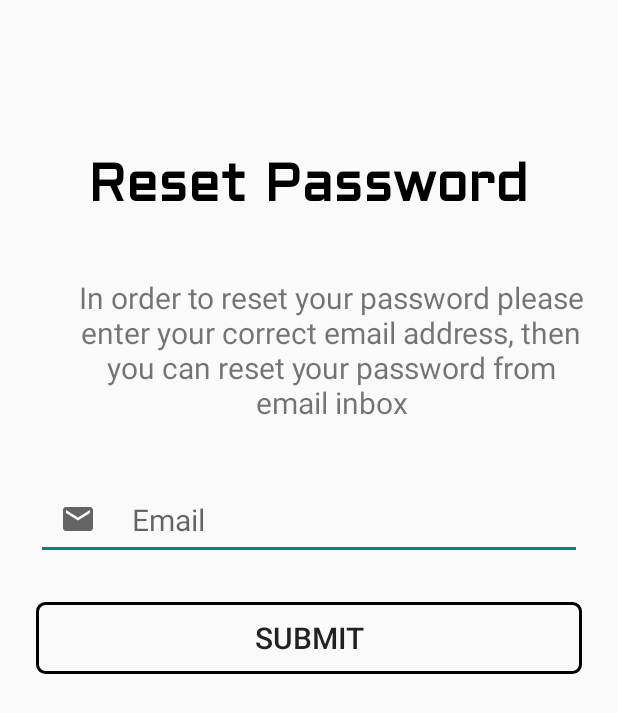
After one commit to tayyabmaqsood/Easy-Scheduler-Application, an Android app: the ForgetPasswordActivity screen opened directly, with no data from a screen before it, on a phone screen of 412 x 824 dp. The commit adds this screen. Shown: the top 713 px of the screen. Run offline under Robolectric (Android 15) with nearby library versions, the phone set to English and light mode, and no system bars; our stand-ins replace Firebase (no records; nobody signed in at launch, a user with empty details on screens opened directly).

Commit message:
forget password functionality implemented

```diff
--- a/app/src/main/AndroidManifest.xml
+++ b/app/src/main/AndroidManifest.xml
@@ -9,6 +9,9 @@
         android:roundIcon="@mipmap/ic_launcher_round"
         android:supportsRtl="true"
         android:theme="@style/Theme.ParentalControlApplication">
+        <activity
+            android:name=".ForgetPasswordActivity"
+            android:exported="false" />
         <activity
             android:name=".SignUpActivity"
             android:exported="false" />
--- /dev/null
+++ b/app/src/main/java/com/example/parentalcontrolapplication/ForgetPasswordActivity.java
@@ -0,0 +1,57 @@
+package com.example.parentalcontrolapplication;
+
+import androidx.annotation.NonNull;
+import androidx.appcompat.app.AppCompatActivity;
+
+import android.os.Bundle;
+import android.view.View;
+import android.widget.EditText;
+import android.widget.Toast;
+
+import com.google.android.gms.tasks.OnCompleteListener;
+import com.google.android.gms.tasks.Task;
+import com.google.firebase.auth.FirebaseAuth;
+
+import java.util.regex.Matcher;
+import java.util.regex.Pattern;
+
+public class ForgetPasswordActivity extends AppCompatActivity {
+
+    EditText emailEditText;
+    String emailValidationPattern = "^[\\w!#$%&'*+/=?`{|}~^-]+(?:\\.[\\w!#$%&'*+/=?`{|}~^-]+)*@(?:[a-zA-Z0-9-]+\\.)+[a-zA-Z]{2,6}$";
+    FirebaseAuth mAuth;
+
+    @Override
+    protected void onCreate(Bundle savedInstanceState) {
+        super.onCreate(savedInstanceState);
+        setContentView(R.layout.activity_forget_password);
+        emailEditText = findViewById(R.id.forgetPasswordEmailEditText);
+    }
+
+    public void forgetSubmitClick(View view) {
+        resetPassword();
+    }
+
+    private void resetPassword() {
+        String email = emailEditText.getText().toString();
+        Pattern pattern = Pattern.compile(emailValidationPattern);
+        Matcher matcher = pattern.matcher(email);
+        if(!matcher.matches()){
+            emailEditText.setError("Enter correct email");
+            emailEditText.requestFocus();
+        }else{
+            FirebaseAuth.getInstance().sendPasswordResetEmail(email)
+                    .addOnCompleteListener(new OnCompleteListener<Void>() {
+                        @Override
+                        public void onComplete(@NonNull Task<Void> task) {
+                            if(task.isSuccessful()){
+                                Toast.makeText(ForgetPasswordActivity.this,"Reset password email successfully sent to your emaill address",Toast.LENGTH_LONG).show();
+                                finish();
+                            }else
+                                Toast.makeText(ForgetPasswordActivity.this,task.getException().getMessage().toString(),Toast.LENGTH_LONG).show();
+
+                        }
+                    });
+        }
+    }
+}
--- a/app/src/main/java/com/example/parentalcontrolapplication/MainActivity.java
+++ b/app/src/main/java/com/example/parentalcontrolapplication/MainActivity.java
@@ -86,4 +86,8 @@ public class MainActivity extends AppCompatActivity  {
                     });
         }
     }
+
+    public void forgetPassword(View view) {
+        startActivity(new Intent(this, ForgetPasswordActivity.class));
+    }
 }
--- /dev/null
+++ b/app/src/main/res/layout/activity_forget_password.xml
@@ -0,0 +1,82 @@
+<?xml version="1.0" encoding="utf-8"?>
+<androidx.constraintlayout.widget.ConstraintLayout xmlns:android="http://schemas.android.com/apk/res/android"
+    xmlns:app="http://schemas.android.com/apk/res-auto"
+    xmlns:tools="http://schemas.android.com/tools"
+    android:layout_width="match_parent"
+    android:layout_height="match_parent"
+    tools:context=".ForgetPasswordActivity">
+
+    <TextView
+        android:id="@+id/textView2"
+        android:layout_width="wrap_content"
+        android:layout_height="wrap_content"
+        android:layout_marginTop="84dp"
+        android:fontFamily="@font/aldrich"
+        android:paddingLeft="16dp"
+        android:paddingTop="13dp"
+        android:paddingRight="16dp"
+        android:paddingBottom="13dp"
+        android:text="Reset Password"
+        android:textColor="@color/black"
+        android:textSize="35dp"
+        android:textStyle="bold"
+        app:layout_constraintEnd_toEndOf="parent"
+        app:layout_constraintHorizontal_bias="0.494"
+        app:layout_constraintStart_toStartOf="parent"
+        app:layout_constraintTop_toTopOf="parent" />
+
+    <EditText
+        android:id="@+id/forgetPasswordEmailEditText"
+        android:layout_width="0dp"
+        android:layout_height="wrap_content"
+        android:layout_marginStart="24dp"
+        android:layout_marginTop="24dp"
+        android:layout_marginEnd="24dp"
+        android:drawableLeft="@drawable/ic_baseline_email_24"
+        android:drawablePadding="24dp"
+        android:ems="10"
+        android:hint="Email"
+        android:inputType="textEmailAddress"
+        android:paddingLeft="16dp"
+        android:paddingTop="13dp"
+        android:paddingRight="16dp"
+        android:paddingBottom="13dp"
+        android:textSize="20sp"
+        app:layout_constraintEnd_toEndOf="parent"
+        app:layout_constraintHorizontal_bias="1.0"
+        app:layout_constraintStart_toStartOf="parent"
+        app:layout_constraintTop_toBottomOf="@+id/textView3" />
+
+    <TextView
+        android:id="@+id/textView3"
+        android:layout_width="0dp"
+        android:layout_height="wrap_content"
+        android:layout_marginStart="30dp"
+        android:layout_marginTop="10dp"
+        android:paddingLeft="16dp"
+        android:paddingTop="13dp"
+        android:paddingRight="16dp"
+        android:paddingBottom="13dp"
+        android:text="In order to reset your password please enter your correct email address, then you can reset your password from email inbox"
+        android:textSize="20dp"
+        android:gravity="center"
+        app:layout_constraintEnd_toEndOf="parent"
+        app:layout_constraintStart_toStartOf="parent"
+        app:layout_constraintTop_toBottomOf="@+id/textView2" />
+
+    <Button
+        android:id="@+id/forgetSubmit"
+        android:layout_width="0dp"
+        android:layout_height="wrap_content"
+        android:layout_marginStart="24dp"
+        android:layout_marginTop="28dp"
+        android:layout_marginEnd="24dp"
+        android:background="@drawable/input_bg"
+        android:onClick="forgetSubmitClick"
+        android:text="Submit"
+        android:textSize="20sp"
+        app:layout_constraintEnd_toEndOf="parent"
+        app:layout_constraintHorizontal_bias="0.498"
+        app:layout_constraintStart_toStartOf="parent"
+        app:layout_constraintTop_toBottomOf="@+id/forgetPasswordEmailEditText" />
+</androidx.constraintlayout.widget.ConstraintLayout>
--- a/app/src/main/res/layout/activity_main.xml
+++ b/app/src/main/res/layout/activity_main.xml
@@ -86,6 +86,7 @@
                 android:layout_height="wrap_content"
                 android:layout_marginTop="20dp"
                 android:layout_marginEnd="10dp"
+                android:onClick="forgetPassword"
                 android:text="forget password?"
                 android:textColor="@color/black"
                 android:textSize="20sp"
```
Also changed, not shown: app/src/main/res/values/strings.xml (line endings or trailing spaces).
